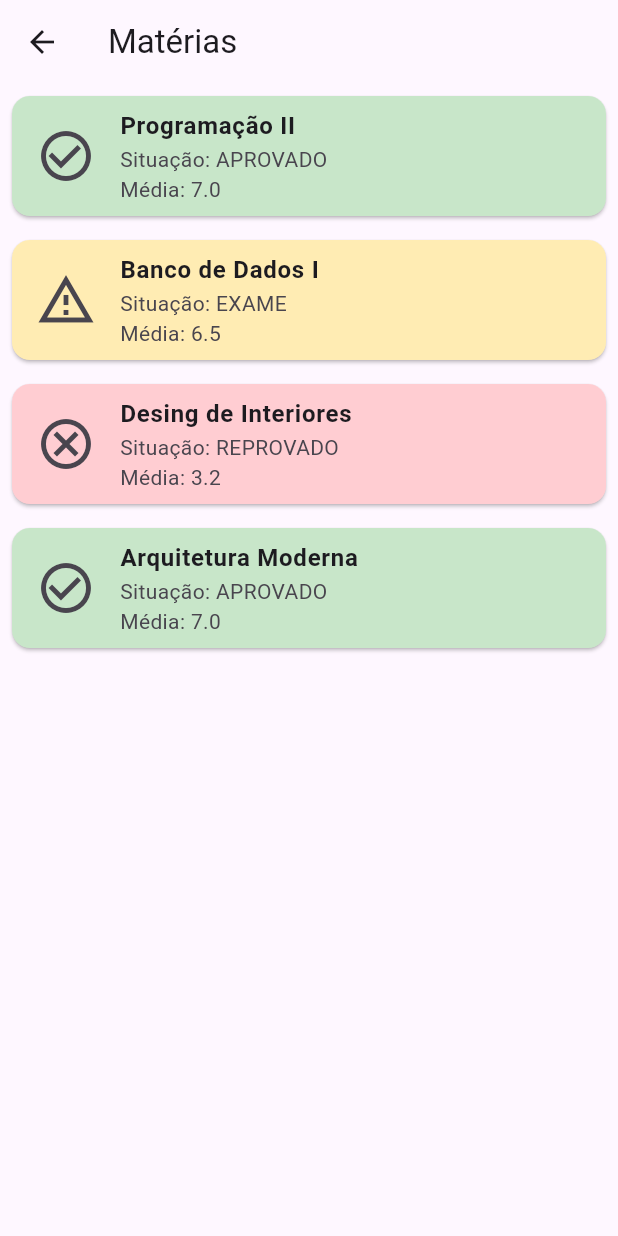
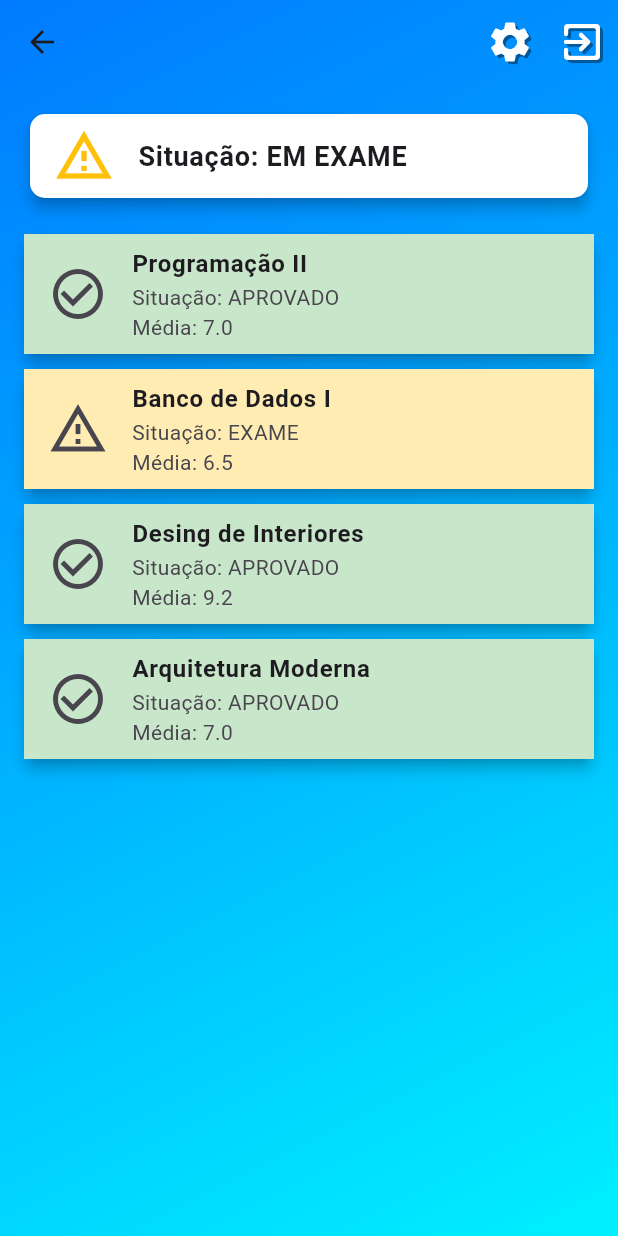
Before and after one commit to BraioFacul/real_connect, a Flutter app: the MateriaScreen screen opened directly, on a phone screen of 412 x 824 dp. Run offline on Flutter 3.47's test engine with Material 3 defaults, Android fonts, the phone set to English and light mode, and no system bars; our stand-ins replace firebase_core, sqflite; accounts and stored records are empty.

Commit message:
feat: finalizacao inicial da tela de materias

```diff
--- a/lib/helpers/sql_helper.dart
+++ b/lib/helpers/sql_helper.dart
@@ -70,8 +70,8 @@ class DatabaseHelper {
         });
         await db.insert('materias', {
           'nome': 'Desing de Interiores',
-          'situacao': 'REPROVADO',
-          'media': 3.2
+          'situacao': 'APROVADO',
+          'media': 9.2
         });
         await db.insert('materias', {
           'nome': 'Arquitetura Moderna',
--- a/lib/login.dart
+++ b/lib/login.dart
@@ -21,19 +21,19 @@ class _LoginPageState extends State<LoginPage> {
 Future<void> _login() async {
     if (_formKey.currentState!.validate()) {
       // Verifique se o login é bem-sucedido
-      // bool success = await users.login(_email, _password);
-      // if (success) {
+      bool success = await users.login(_email, _password);
+      if (success) {
         // Se o login for bem-sucedido, redirecione para a página inicial
         Navigator.pushReplacement(
           context,
           MaterialPageRoute(builder: (context) => HomePage()),
         );
-      // } else {
-      //   // Exiba uma mensagem de erro
-      //   ScaffoldMessenger.of(context).showSnackBar(
-      //     SnackBar(content: Text('Invalid email or password')),
-      //   );
-      // }
+      } else {
+        // Exiba uma mensagem de erro
+        ScaffoldMessenger.of(context).showSnackBar(
+          SnackBar(content: Text('Invalid email or password')),
+        );
+      }
     }
 }
 
--- a/lib/materia.dart
+++ b/lib/materia.dart
@@ -1,5 +1,7 @@
 import 'package:flutter/material.dart';
-import 'helpers/sql_helper.dart';
+import 'package:real_connect/helpers/sql_helper.dart';
+import 'package:real_connect/components/app_background.dart';
+import 'components/custom_app_bar.dart'; // Importando o CustomAppBar
 
 class MateriaScreen extends StatefulWidget {
   @override
@@ -8,6 +10,7 @@ class MateriaScreen extends StatefulWidget {
 
 class _MateriaScreenState extends State<MateriaScreen> {
   List<Map<String, dynamic>> materias = [];
+  String situacaoGeral = "APROVADO"; // Status geral padrão
 
   @override
   void initState() {
@@ -20,25 +23,88 @@ class _MateriaScreenState extends State<MateriaScreen> {
       var data = await DatabaseHelper().getMaterias();
       setState(() {
         materias = data;
+        _calcularSituacaoGeral(); // Atualiza o status geral com base nas matérias
       });
     } catch (e) {
-      print('Erro ao carregar dados do aluno: $e');
+      print('Erro ao carregar dados das matérias: $e');
     }
+  }
+
+  void _calcularSituacaoGeral() {
+    bool temReprovado = false;
+    bool temExame = false;
+
+    for (var materia in materias) {
+      if (materia['situacao'] == 'REPROVADO') {
+        temReprovado = true;
+        break; // Se houver uma matéria reprovada, o status geral já é "REPROVADO"
+      }
+      if (materia['situacao'] == 'EXAME') {
+        temExame = true;
+      }
+    }
+
+    setState(() {
+      if (temReprovado) {
+        situacaoGeral = 'REPROVADO';
+      } else if (temExame) {
+        situacaoGeral = 'EM EXAME';
+      } else {
+        situacaoGeral = 'APROVADO';
+      }
+    });
   }
 
   @override
   Widget build(BuildContext context) {
     return Scaffold(
-      appBar: AppBar(
-        title: Text('Matérias'),
-        leading: IconButton(
-          icon: Icon(Icons.arrow_back),
-          onPressed: () {},
+      body: Stack(
+        children: [
+          const AppBackground(child: SizedBox.expand()), // Aplicando o background
+          Scaffold(
+            backgroundColor: Colors.transparent, // Deixar o fundo transparente
+            appBar: CustomAppBar(), // Usando o CustomAppBar
+            body: materias.isEmpty
+                ? const Center(child: CircularProgressIndicator())
+                : SingleChildScrollView(
+                    padding: const EdgeInsets.all(16.0),
+                    child: Column(
+                      children: [
+                        // Primeiro card com a situação geral
+                        Card(
+                          color: Colors.white,
+                          elevation: 4,
+                          shape: RoundedRectangleBorder(
+                            borderRadius: BorderRadius.circular(10),
+                          ),
+                          child: ListTile(
+                            leading: Icon(
+                              situacaoGeral == 'APROVADO'
+                                  ? Icons.check_circle_outline
+                                  : situacaoGeral == 'EM EXAME'
+                                      ? Icons.warning_amber_outlined
+                                      : Icons.cancel_outlined,
+                              color: situacaoGeral == 'APROVADO'
+                                  ? Colors.green
+                                  : situacaoGeral == 'EM EXAME'
+                                      ? Colors.amber
+                                      : Colors.red,
+                              size: 40,
+                            ),
+                            title: Text('Situação: $situacaoGeral',
+                                style: const TextStyle(
+                                    fontWeight: FontWeight.bold,
+                                    fontSize: 18)),
+                            trailing: situacaoGeral == 'APROVADO'
+                                ? Icon(Icons.check, color: Colors.green)
+                                : null,
                           ),
                         ),
-      body: materias.isEmpty
-          ? Center(child: CircularProgressIndicator())
-          : ListView.builder(
+                        const SizedBox(height: 20),
+                        // Cards das matérias
+                        ListView.builder(
+                          shrinkWrap: true,
+                          physics: NeverScrollableScrollPhysics(),
                           itemCount: materias.length,
                           itemBuilder: (context, index) {
                             final materia = materias[index];
@@ -64,18 +130,30 @@ class _MateriaScreenState extends State<MateriaScreen> {
                             }
 
                             return Card(
-                  color: cardColor,
-                  margin: EdgeInsets.all(8.0),
+                              color: Colors.white,
+                              elevation: 4,
+                              shape: RoundedRectangleBorder(
+                                borderRadius: BorderRadius.circular(10),
+                              ),
+                              margin: EdgeInsets.only(bottom: 10.0),
                               child: ListTile(
                                 leading: Icon(iconData, size: 40),
                                 title: Text(materia['nome'],
-                        style: TextStyle(fontWeight: FontWeight.bold)),
+                                    style: TextStyle(
+                                        fontWeight: FontWeight.bold)),
                                 subtitle: Text(
                                     'Situação: ${materia['situacao']} \nMédia: ${materia['media'].toString()}'),
+                                tileColor: cardColor,
                               ),
                             );
                           },
                         ),
+                      ],
+                    ),
+                  ),
+          ),
+        ],
+      ),
     );
   }
 }
```
Lines whose indentation alone changed are shown as unchanged.
